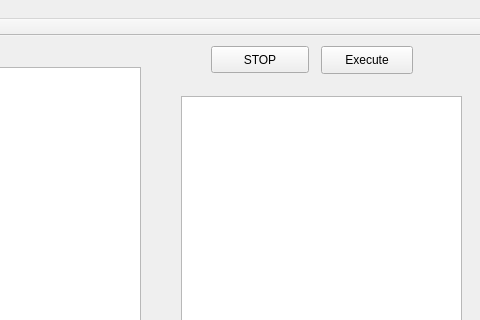
This is MFSG/mainwindow.ui in camiloarp/PROYECTO_1_BUMBLEBEE as Qt 5 draws it before an edit; both pictures show x 269 to 749 and y 0 to 320 of the 749 by 650 pixel window. The edited form follows.
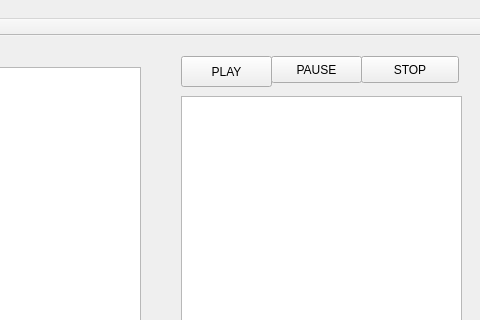
This is the edited form.

Diff of the .ui file:
```diff
--- a/MFSG/mainwindow.ui
+++ b/MFSG/mainwindow.ui
@@ -51,14 +51,14 @@
    <widget class="QPushButton" name="pushButton_exec">
     <property name="geometry">
      <rect>
-      <x>590</x>
-      <y>10</y>
-      <width>92</width>
-      <height>28</height>
+      <x>450</x>
+      <y>20</y>
+      <width>91</width>
+      <height>31</height>
      </rect>
     </property>
     <property name="text">
-     <string>Execute</string>
+     <string>PLAY</string>
     </property>
    </widget>
    <widget class="QWidget" name="gridLayoutWidget">
@@ -82,8 +82,8 @@
    <widget class="QPushButton" name="STOP">
     <property name="geometry">
      <rect>
-      <x>480</x>
-      <y>10</y>
+      <x>630</x>
+      <y>20</y>
       <width>98</width>
       <height>27</height>
      </rect>
@@ -92,6 +92,19 @@
      <string>STOP</string>
     </property>
    </widget>
+   <widget class="QPushButton" name="pause">
+    <property name="geometry">
+     <rect>
+      <x>540</x>
+      <y>20</y>
+      <width>91</width>
+      <height>27</height>
+     </rect>
+    </property>
+    <property name="text">
+     <string>PAUSE</string>
+    </property>
+   </widget>
   </widget>
   <widget class="QMenuBar" name="menuBar">
    <property name="geometry">
```
